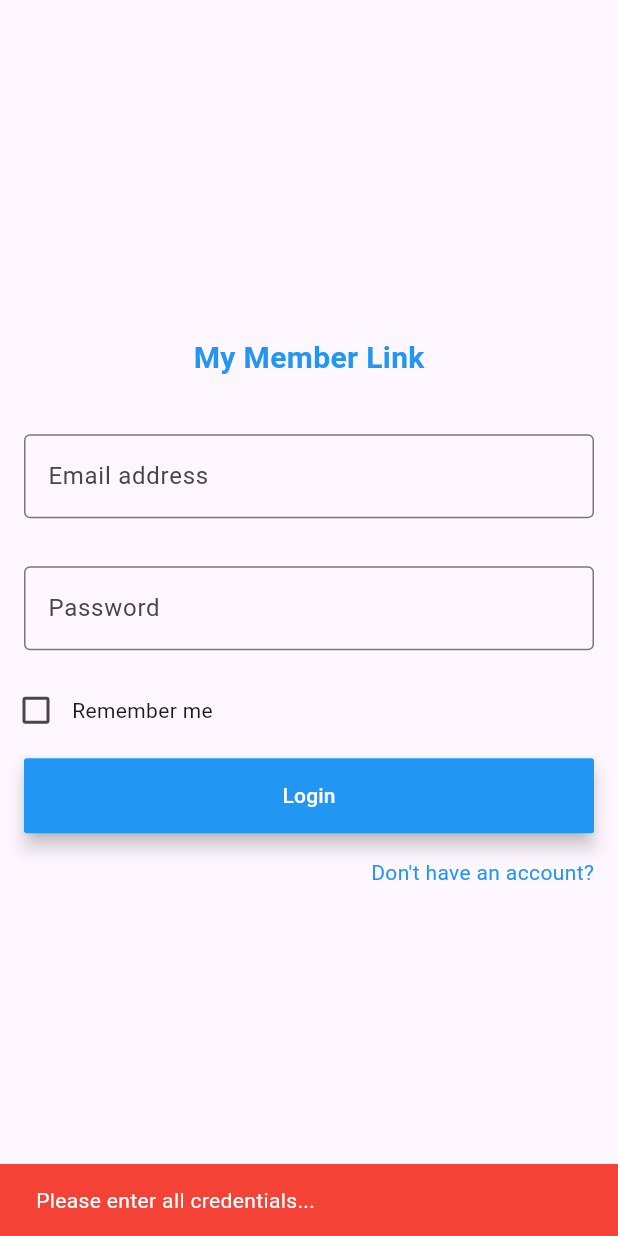
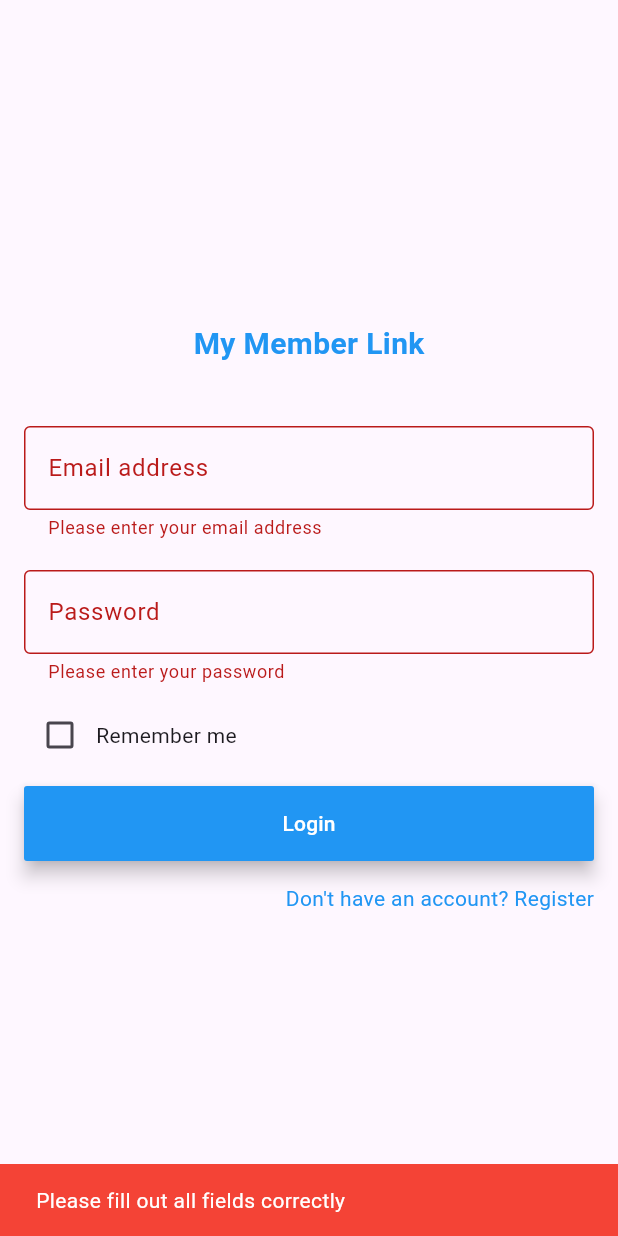
Before and after one commit to Umxrx/MyMemberLink, a Flutter app: the screen it shows after launch, after a tap on "Login", on a phone screen of 412 x 824 dp. Run offline on Flutter 3.47's test engine with Material 3 defaults, Android fonts, the phone set to English and light mode, and no system bars.

Commit message:
Finalized login screen form

```diff
--- a/lib/auth/login_screen.dart
+++ b/lib/auth/login_screen.dart
@@ -9,8 +9,10 @@ class LoginScreen extends StatefulWidget {
 }
 
 class _LoginScreenState extends State<LoginScreen> {
+  final _formKey = GlobalKey<FormState>();
   TextEditingController emailcontroller = TextEditingController();
   TextEditingController passwordcontroller = TextEditingController();
+  RegExp get _emailRegex => RegExp(r'^\S+@\S+$');
   bool rememberme = false;
 
   @override
@@ -18,98 +20,112 @@ class _LoginScreenState extends State<LoginScreen> {
     return Scaffold(
       body: Center(
         child: SingleChildScrollView(
+          child: Padding(
+            padding: const EdgeInsets.symmetric(horizontal: 16.0, vertical: 8.0),
+            child: Form(
+              key: _formKey,
               child: Column(
                 mainAxisAlignment: MainAxisAlignment.center,
                 children: [
                   const Text(style: TextStyle(fontSize: 20, color: Colors.blue, fontWeight: FontWeight.bold), "My Member Link"),
-              //Image.asset('MemberLink-Icon-512.png'),
-              const SizedBox(height: 20),
-              Padding(padding: const EdgeInsets.symmetric(horizontal: 16.0, vertical: 16.0),
-              child: TextFormField(
+                  const SizedBox(height: 40,),
+                  TextFormField(
                     controller: emailcontroller,
                     keyboardType: TextInputType.emailAddress,
                     decoration: const InputDecoration(
-                  border: OutlineInputBorder(), labelText: "Email address",
+                      border: OutlineInputBorder(),
+                      labelText: 'Email address',
                     ),
                     validator: (value) {
                       if (value == null || value.isEmpty) {
                         return 'Please enter your email address';
                       }
+                      else if (!_emailRegex.hasMatch(value)) {
+                        return 'Please enter a valid email';
+                      }
                       return null;
                     },
-              ),),
-              Padding(
-                padding: const EdgeInsets.symmetric(horizontal: 16.0, vertical: 16.0),
-                child: TextFormField(
+                  ),
+                  const SizedBox(height: 20,),
+                  TextFormField(
                     controller: passwordcontroller,
                     obscureText: true,
                     decoration: const InputDecoration(
-                    border: OutlineInputBorder(), labelText: "Password",
+                      border: OutlineInputBorder(),
+                      labelText: 'Password',
                     ),
                     validator: (value) {
                       if (value == null || value.isEmpty) {
                         return 'Please enter your password';
                       }
+                      else if (value.length < 8) {
+                        return 'Password must be at least 8 characters long';
+                      }
                       return null;
                     },
                   ),
-              ),
-              Padding(
-                padding: const EdgeInsets.symmetric(horizontal: 0, vertical: 0),
-                child: Row(
+                  const SizedBox(height: 10,),
+                  Row(
                     mainAxisAlignment: MainAxisAlignment.start,
                     children: [
-                    Checkbox(value: rememberme, activeColor: Colors.blue, onChanged:(value) {
-                      rememberme = value!;
-                      setState(() {});
-                    },),
+                      Checkbox(value: rememberme, onChanged: checked, activeColor: Colors.blue,),
                       const Text("Remember me"),
                     ],
                   ),
-              ),
-              Padding(
-                padding: const EdgeInsets.symmetric(horizontal: 16.0, vertical: 8.0),
-                child: MaterialButton(
+                  const SizedBox(height: 10,),
+                  MaterialButton(
+                    onPressed: onLogin,
                     elevation: 5,
                     minWidth: 400,
                     height: 50,
-                  onPressed: onLogin,
                     color: Colors.blue,
-                  child: const Text(
-                    style: TextStyle(color: Colors.white),
-                    "Login"),
+                    child: const Text(style: TextStyle(
+                      color: Colors.white,
+                    ), 'Login'),
                   ),
-              ),
-              Padding(
-                padding: const EdgeInsets.symmetric(horizontal: 16.0, vertical: 8.0),
-                child: Row(
+                  const SizedBox(height: 15,),
+                  Row(
                     mainAxisAlignment: MainAxisAlignment.end,
                     children: [
                       GestureDetector(
-                      onTap: noAccount,
-                      child: const Text(style: TextStyle(color: Colors.blue), "Don't have an account?"),
+                        onTap: () {
+                          Navigator.push(context,
+                            MaterialPageRoute(builder: (context) => const RegisterScreen())
+                          );
+                        },
+                        child: const Text(style: TextStyle(color: Colors.blue), 'Don\'t have an account? Register'),
                       ),
+                    ],
+                  )
                 ],
               ),
             ),
-            ],
-          )
-        )
+          ),
+          ),
         ),
     );
   }
 
   onLogin() {
-    if (emailcontroller.text.isEmpty || passwordcontroller.text.isEmpty) {
-      ScaffoldMessenger.of(context).showSnackBar(const SnackBar(content: Text(style: TextStyle(color: Colors.white), "Please enter all credentials..."), backgroundColor: Colors.red, duration: Duration(seconds: 2),));
+    if (_formKey.currentState!.validate()) {
+      ScaffoldMessenger.of(context).showSnackBar(SnackBar(
+        content: const Text(style: TextStyle(color: Colors.white), 'Processing'),
+        backgroundColor: Colors.green[700],
+        duration: const Duration(seconds: 2),
+      ));
     }
-    setState(() {});
+    else {
+      ScaffoldMessenger.of(context).showSnackBar(const SnackBar(
+        content: Text(style: TextStyle(color: Colors.white), 'Please fill out all fields correctly'),
+        backgroundColor: Colors.red,
+        duration: Duration(seconds: 2),
+      ));
+    }
   }
 
-
-  void noAccount() {
-    Navigator.push(context,
-      MaterialPageRoute(builder: (context) => const RegisterScreen())
-    );
+  void checked(bool? value) {
+    setState(() {
+      rememberme = value!;
+    });
   }
 }
```
Lines whose indentation alone changed are shown as unchanged.
